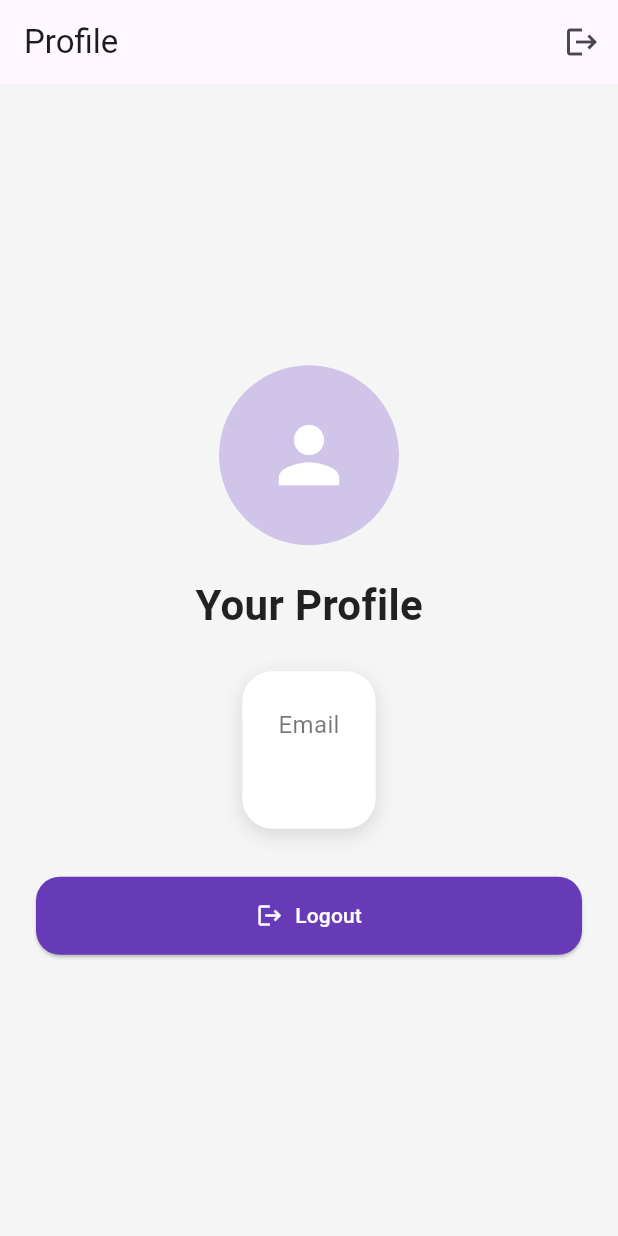
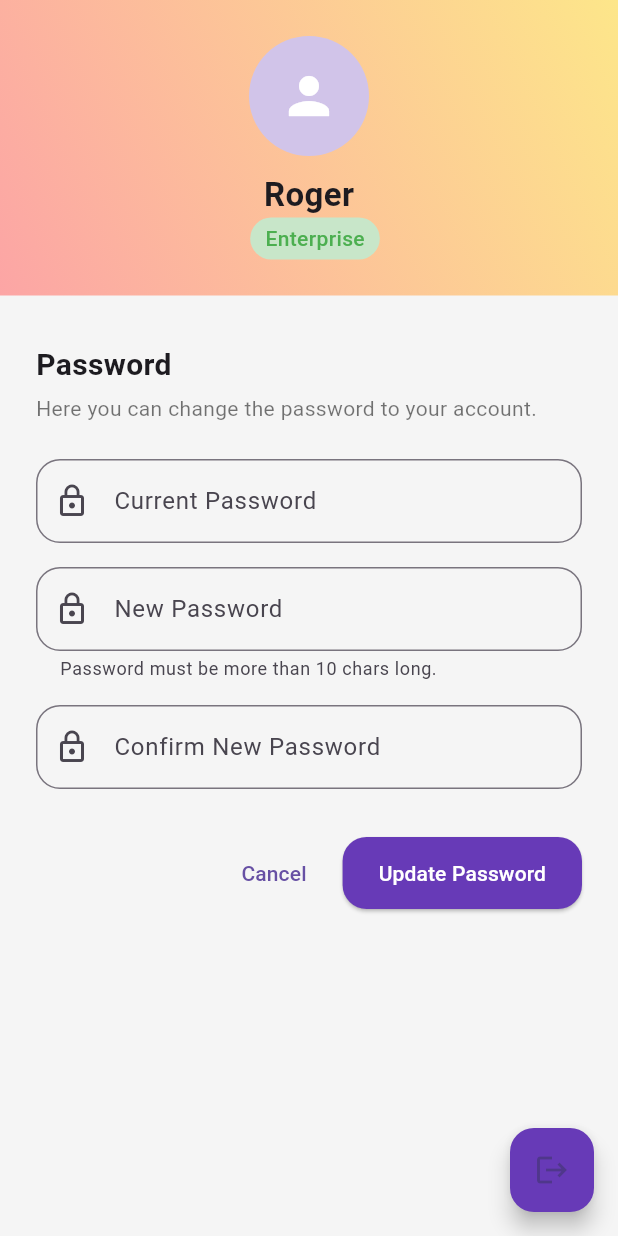
Before and after one commit to Roger0222/auth_app, a Flutter app: the screen it shows once a user with an empty profile is signed in, after a tap on the "logout" icon, on a phone screen of 412 x 824 dp. Run offline on Flutter 3.47's test engine with Material 3 defaults, Android fonts, the phone set to English and light mode, and no system bars; our stand-ins replace supabase_flutter; accounts and stored records are empty; network calls fail.

Commit message:
added changes in design and animations

```diff
--- a/lib/main.dart
+++ b/lib/main.dart
@@ -1,12 +1,12 @@
 import 'package:auth_app/auth/auth_gate.dart';
 import 'package:flutter/material.dart';
-import 'package:flutter_dotenv/flutter_dotenv.dart';
 import 'package:supabase_flutter/supabase_flutter.dart';
 
 void main() async {
   await Supabase.initialize(
-    anonKey: dotenv.env['SUPABASE_ANON_KEY']!,  // Access the anon key from the .env file
-    url: dotenv.env['SUPABASE_URL']!,  // Access the URL from the .env file
+    anonKey:
+        "eyJhbGciOiJIUzI1NiIsInR5cCI6IkpXVCJ9.eyJpc3MiOiJzdXBhYmFzZSIsInJlZiI6Imx6cmZ1am9vZGJncXVydWJmbmpoIiwicm9sZSI6ImFub24iLCJpYXQiOjE3NDUzNjQxMzcsImV4cCI6MjA2MDk0MDEzN30.-g-smP2V_3gdwFLOlglH9aFDPDJMzUvIoDto5GaSG9M",
+    url: "https://lzrfujoodbgqurubfnjh.supabase.co",
   );
   runApp(const MyApp());
 }
--- a/lib/pages/login_page.dart
+++ b/lib/pages/login_page.dart
@@ -128,9 +128,21 @@ class _LoginPageState extends State<LoginPage> {
                   const SizedBox(height: 24),
                   GestureDetector(
                     onTap: () => Navigator.push(
-                      context,
-                      MaterialPageRoute(builder: (context) => const RegisterPage()),
-                    ),
+  context,
+  PageRouteBuilder(
+    pageBuilder: (context, animation, secondaryAnimation) => const RegisterPage(),
+    transitionsBuilder: (context, animation, secondaryAnimation, child) {
+      const begin = Offset(1.0, 0.0);
+      const end = Offset.zero;
+      const curve = Curves.easeInOut;
+
+      final tween = Tween(begin: begin, end: end).chain(CurveTween(curve: curve));
+      final offsetAnimation = animation.drive(tween);
+
+      return SlideTransition(position: offsetAnimation, child: child);
+    },
+  ),
+),
                     child: const Text(
                       "Don't have an account? Sign Up",
                       style: TextStyle(
--- a/lib/pages/profile_page.dart
+++ b/lib/pages/profile_page.dart
@@ -1,5 +1,5 @@
+import 'package:flutter/material.dart';
 import 'package:auth_app/auth/auth_service.dart';
-import 'package:flutter/material.dart';
 
 class ProfilePage extends StatefulWidget {
   const ProfilePage({super.key});
@@ -11,96 +11,146 @@ class ProfilePage extends StatefulWidget {
 class _ProfilePageState extends State<ProfilePage> {
   final authService = AuthService();
 
+  final _currentPassword = TextEditingController();
+  final _newPassword = TextEditingController();
+  final _confirmPassword = TextEditingController();
+
   void logout() async {
     await authService.signOut();
   }
 
   @override
   Widget build(BuildContext context) {
-    final currentEmail = authService.getCurrentUserEmail();
+    final currentEmail = authService.getCurrentUserEmail() ?? "user@email.com";
     final isWide = MediaQuery.of(context).size.width > 600;
 
     return Scaffold(
       backgroundColor: const Color(0xFFF5F5F5),
-      appBar: AppBar(
-        title: const Text("Profile"),
-        actions: [
-          IconButton(onPressed: logout, icon: const Icon(Icons.logout)),
-        ],
+      body: SafeArea(
+        child: Column(
+          children: [
+            Container(
+              width: double.infinity,
+              padding: const EdgeInsets.symmetric(horizontal: 24, vertical: 24),
+              decoration: const BoxDecoration(
+                gradient: LinearGradient(
+                  colors: [Color(0xFFFDE68A), Color(0xFFFCA5A5)],
+                  begin: Alignment.topRight,
+                  end: Alignment.bottomLeft,
                 ),
-      body: SafeArea(
-        child: Center(
-          child: Padding(
-            padding: const EdgeInsets.symmetric(horizontal: 24, vertical: 32),
-            child: ConstrainedBox(
-              constraints: BoxConstraints(maxWidth: isWide ? 500 : double.infinity),
-              child: Column(
-                mainAxisAlignment: MainAxisAlignment.center,
-                children: [
-                  // Profile Image
-                  CircleAvatar(
-                    radius: 60,
-                    backgroundColor: Colors.deepPurple.shade100,
-                    child: const Icon(Icons.person, size: 60, color: Colors.white),
-                  ),
-                  const SizedBox(height: 20),
-                  // Profile Title
-                  Text(
-                    "Your Profile",
-                    style: TextStyle(
-                      fontSize: 28,
-                      fontWeight: FontWeight.w700,
-                      color: Colors.black87,
-                    ),
-                  ),
-                  const SizedBox(height: 24),
-                  // Email Card
-                  Container(
-                    padding: const EdgeInsets.all(24),
-                    decoration: BoxDecoration(
-                      color: Colors.white,
-                      borderRadius: BorderRadius.circular(20),
-                      boxShadow: [
-                        BoxShadow(
-                          color: Colors.black12,
-                          blurRadius: 10,
-                          offset: Offset(0, 4),
-                        ),
-                      ],
               ),
               child: Column(
                 children: [
-                        const Text(
-                          "Email",
-                          style: TextStyle(fontSize: 16, color: Colors.black54),
+                  CircleAvatar(
+                    radius: 40,
+                    backgroundColor: Colors.deepPurple.shade100,
+                    backgroundImage: null, // You can use NetworkImage() here
+                    child: const Icon(
+                      Icons.person,
+                      size: 40,
+                      color: Colors.white,
                     ),
-                        const SizedBox(height: 8),
+                  ),
+                  const SizedBox(height: 10),
                   Text(
-                          currentEmail ?? "No email found",
+                    "Roger",
                     style: const TextStyle(
-                            fontSize: 18,
-                            fontWeight: FontWeight.w600,
-                            color: Colors.black87,
+                      fontSize: 22,
+                      fontWeight: FontWeight.bold,
                     ),
-                          textAlign: TextAlign.center,
+                  ),
+                  Row(
+                    mainAxisAlignment: MainAxisAlignment.center,
+                    children: [
+                      Text(currentEmail),
+                      const SizedBox(width: 8),
+                      Container(
+                        padding: const EdgeInsets.symmetric(
+                          horizontal: 10,
+                          vertical: 4,
+                        ),
+                        decoration: BoxDecoration(
+                          color: Colors.green.shade100,
+                          borderRadius: BorderRadius.circular(20),
+                        ),
+                        child: const Text(
+                          "Enterprise",
+                          style: TextStyle(
+                            color: Colors.green,
+                            fontWeight: FontWeight.w500,
+                          ),
+                        ),
+                      ),
+                    ],
                   ),
                 ],
               ),
             ),
+            Expanded(
+              child: SingleChildScrollView(
+                padding: const EdgeInsets.symmetric(
+                  horizontal: 24,
+                  vertical: 32,
+                ),
+                child: ConstrainedBox(
+                  constraints: BoxConstraints(
+                    maxWidth: isWide ? 600 : double.infinity,
+                  ),
+                  child: Column(
+                    crossAxisAlignment: CrossAxisAlignment.start,
+                    children: [
+                      const Text(
+                        "Password",
+                        style: TextStyle(
+                          fontSize: 20,
+                          fontWeight: FontWeight.bold,
+                        ),
+                      ),
+                      const SizedBox(height: 4),
+                      const Text(
+                        "Here you can change the password to your account.",
+                        style: TextStyle(color: Colors.black54),
+                      ),
+                      const SizedBox(height: 24),
+                      _buildPasswordField("Current Password", _currentPassword),
+                      const SizedBox(height: 16),
+                      _buildPasswordField(
+                        "New Password",
+                        _newPassword,
+                        helper: "Password must be more than 10 chars long.",
+                      ),
+                      const SizedBox(height: 16),
+                      _buildPasswordField(
+                        "Confirm New Password",
+                        _confirmPassword,
+                      ),
                       const SizedBox(height: 32),
-                  // Logout Button
-                  SizedBox(
-                    width: double.infinity,
-                    child: ElevatedButton.icon(
-                      onPressed: logout,
-                      icon: const Icon(Icons.logout),
-                      label: const Text("Logout"),
+                      Row(
+                        mainAxisAlignment: MainAxisAlignment.end,
+                        children: [
+                          TextButton(
+                            onPressed: () {}, // Cancel logic
+                            child: const Text("Cancel"),
+                          ),
+                          const SizedBox(width: 12),
+                          ElevatedButton(
+                            onPressed: () {}, // Update logic
                             style: ElevatedButton.styleFrom(
                               backgroundColor: Colors.deepPurple,
                               foregroundColor: Colors.white,
-                        padding: const EdgeInsets.symmetric(vertical: 16),
+                              padding: const EdgeInsets.symmetric(
+                                horizontal: 24,
+                                vertical: 14,
+                              ),
                               shape: RoundedRectangleBorder(
                                 borderRadius: BorderRadius.circular(16),
+                              ),
+                            ),
+                            child: const Text("Update Password"),
+                          ),
+                        ],
+                      ),
+                    ],
                   ),
                 ),
               ),
@@ -108,8 +158,27 @@ class _ProfilePageState extends State<ProfilePage> {
           ],
         ),
       ),
+      floatingActionButton: FloatingActionButton(
+        backgroundColor: Colors.deepPurple,
+        onPressed: logout,
+        child: const Icon(Icons.logout),
       ),
-        ),
+    );
+  }
+
+  Widget _buildPasswordField(
+    String label,
+    TextEditingController controller, {
+    String? helper,
+  }) {
+    return TextField(
+      controller: controller,
+      obscureText: true,
+      decoration: InputDecoration(
+        labelText: label,
+        helperText: helper,
+        prefixIcon: const Icon(Icons.lock_outline),
+        border: OutlineInputBorder(borderRadius: BorderRadius.circular(16)),
       ),
     );
   }
```
Lines whose indentation alone changed are shown as unchanged.
